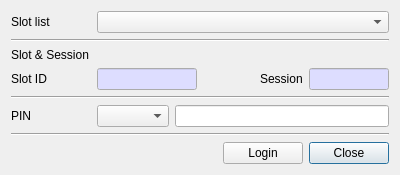
jykim74/CryptokiMan, file CryptokiMan/login_dlg.ui: the form before one commit.
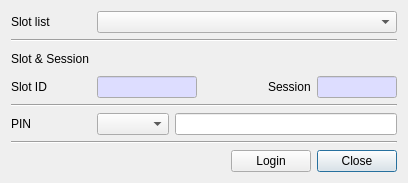
The form after the commit.

Commit message: UI 개선

What changed in the file:
```diff
--- a/CryptokiMan/login_dlg.ui
+++ b/CryptokiMan/login_dlg.ui
@@ -6,8 +6,8 @@
    <rect>
     <x>0</x>
     <y>0</y>
-    <width>400</width>
-    <height>172</height>
+    <width>406</width>
+    <height>183</height>
    </rect>
   </property>
   <property name="windowTitle">
@@ -27,6 +27,12 @@
          <verstretch>0</verstretch>
         </sizepolicy>
        </property>
+       <property name="minimumSize">
+        <size>
+         <width>300</width>
+         <height>0</height>
+        </size>
+       </property>
       </widget>
      </item>
      <item row="0" column="0">
```
The commit also changes 6 other files.
